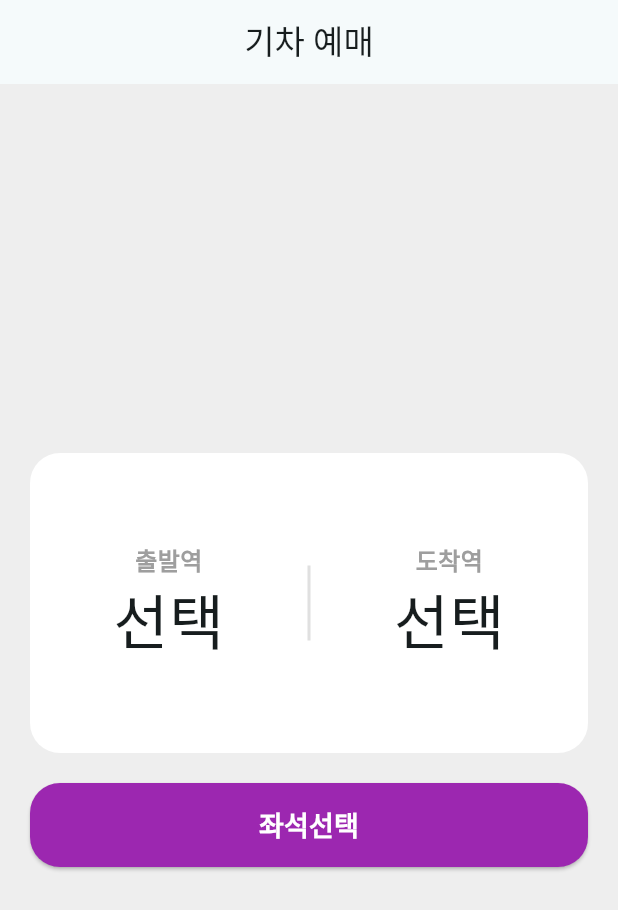
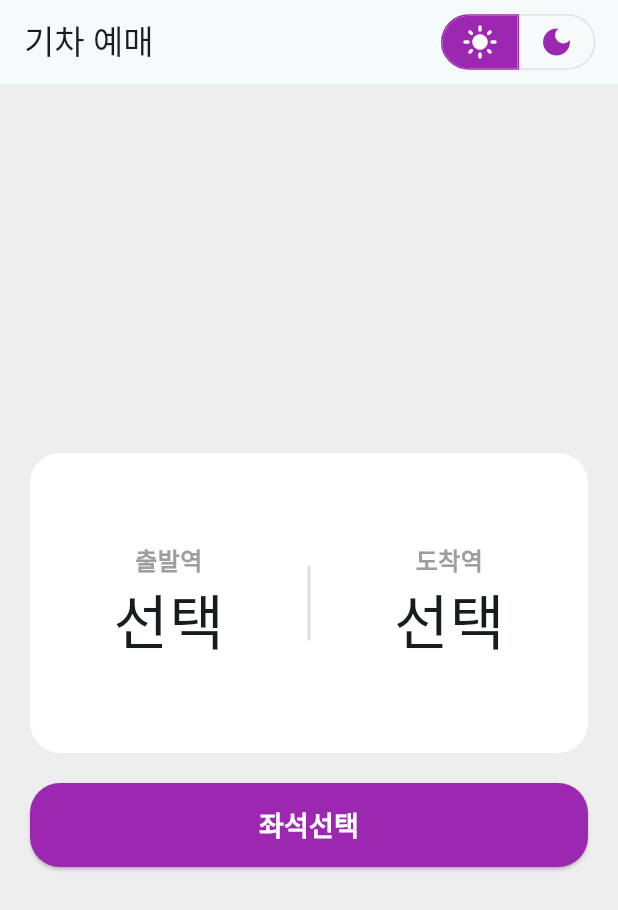
Before and after one commit to moong414/flutter_train_app, a Flutter app: the screen it shows after launch, on a phone screen of 412 x 824 dp. Shown: the top 910 px of the screen. Run offline on Flutter 3.47's test engine with Material 3 defaults, Android fonts, the phone set to English and light mode, and no system bars.

Commit message:
feat: 토글 버튼 분리

```diff
--- a/lib/home_page.dart
+++ b/lib/home_page.dart
@@ -1,6 +1,7 @@
 import 'package:flutter/material.dart';
 import 'package:flutter_train_app/seat_page.dart';
 import 'package:flutter_train_app/station_list_page.dart';
+import 'package:flutter_train_app/toggle_theme_button.dart';
 import 'package:flutter_train_app/util.dart';
 
 class HomePage extends StatefulWidget {
@@ -19,7 +20,10 @@ class _HomePageState extends State<HomePage> {
     var result = await Navigator.push(
       context,
       MaterialPageRoute(
-        builder: (context) => StationListPage(stTitle: stTitle, selectedStationMap: selectedStationMap),
+        builder: (context) => StationListPage(
+          stTitle: stTitle,
+          selectedStationMap: selectedStationMap,
+        ),
       ),
     );
 
@@ -56,10 +60,28 @@ class _HomePageState extends State<HomePage> {
     );
   }
 
+
+
   @override
   Widget build(BuildContext context) {
     return Scaffold(
-      appBar: AppBar(title: Text('기차 예매'), centerTitle: true),
+      appBar: AppBar(
+        title: Text('기차 예매'),
+        centerTitle: false,
+        actions: [
+          ToggleThemeButtons(
+          isSelected: selectdToggle,
+          icons: icons,
+          onPressed: (int index) {
+            setState(() {
+              for (int i = 0; i < selectdToggle.length; i++) {
+                selectdToggle[i] = i == index;
+              }
+            });
+          },
+        ),
+        ],
+      ),
       body: Container(
         width: double.infinity,
         color: Theme.of(context).colorScheme.secondaryContainer,
@@ -78,7 +100,11 @@ class _HomePageState extends State<HomePage> {
                 child: Row(
                   children: [
                     selectStationBox(0, '출발역'),
-                    Container(width: 2, height: 50, color: Theme.of(context).colorScheme.outline),
+                    Container(
+                      width: 2,
+                      height: 50,
+                      color: Theme.of(context).colorScheme.outline,
+                    ),
                     selectStationBox(1, '도착역'),
                   ],
                 ),
@@ -87,8 +113,8 @@ class _HomePageState extends State<HomePage> {
               purpleMainButton(
                 text: '좌석선택',
                 onPressed: () {
-                  if(!selectedStationMap.values.contains('선택')){
-                      Navigator.push(
+                  if (!selectedStationMap.values.contains('선택')) {
+                    Navigator.push(
                       context,
                       MaterialPageRoute(
                         builder: (context) =>
--- a/lib/reserve_page.dart
+++ b/lib/reserve_page.dart
@@ -115,7 +115,7 @@ class _ReservePageState extends State<ReservePage> {
   @override
   Widget build(BuildContext context) {
     return Scaffold(
-      appBar: AppBar(title: Text('내 예약'), centerTitle: true),
+      appBar: AppBar(title: Text('내 예약'), centerTitle: false),
       body: Padding(
         padding: EdgeInsets.all(20),
         child: Container(
--- a/lib/seat_page.dart
+++ b/lib/seat_page.dart
@@ -154,7 +154,7 @@ class _SeatPageState extends State<SeatPage> {
   @override
   Widget build(BuildContext context) {
     return Scaffold(
-      appBar: AppBar(title: Text('좌석선택'), centerTitle: true),
+      appBar: AppBar(title: Text('좌석선택'), centerTitle: false),
       body: Column(
         children: [
           Padding(
--- a/lib/station_list_page.dart
+++ b/lib/station_list_page.dart
@@ -30,7 +30,7 @@ class _StationListPageState extends State<StationListPage> {
   @override
   Widget build(BuildContext context) {
     return Scaffold(
-      appBar: AppBar(title: Text(widget.stTitle), centerTitle: true),
+      appBar: AppBar(title: Text(widget.stTitle), centerTitle: false),
       body: SingleChildScrollView(
         child: makeNewStationList(widget.selectedStationMap),
       ),
--- /dev/null
+++ b/lib/toggle_theme_button.dart
@@ -0,0 +1,38 @@
+import 'package:flutter/material.dart';
+
+//토글 아이콘 모음
+List<Widget> icons = <Widget>[Icon(Icons.light_mode), Icon(Icons.dark_mode)];
+//토글 리스트
+List<bool> selectdToggle = <bool>[true, false];
+
+class ToggleThemeButtons extends StatelessWidget {
+  final List<bool> isSelected;
+  final List<Widget> icons;
+  final void Function(int) onPressed;
+
+  const ToggleThemeButtons({
+    super.key,
+    required this.isSelected,
+    required this.icons,
+    required this.onPressed,
+  });
+
+  @override
+  Widget build(BuildContext context) {
+    return Padding(
+      padding: const EdgeInsets.only(right: 15),
+      child: ToggleButtons(
+        onPressed: onPressed,
+        constraints: const BoxConstraints(minHeight: 35, minWidth: 50),
+        borderRadius: const BorderRadius.all(Radius.circular(30)),
+        selectedBorderColor: Theme.of(context).colorScheme.primary,
+        borderColor: Theme.of(context).colorScheme.outline,
+        selectedColor: Colors.white,
+        fillColor: Theme.of(context).colorScheme.primary,
+        color: Theme.of(context).colorScheme.primary,
+        isSelected: isSelected,
+        children: icons,
+      ),
+    );
+  }
+}
```
